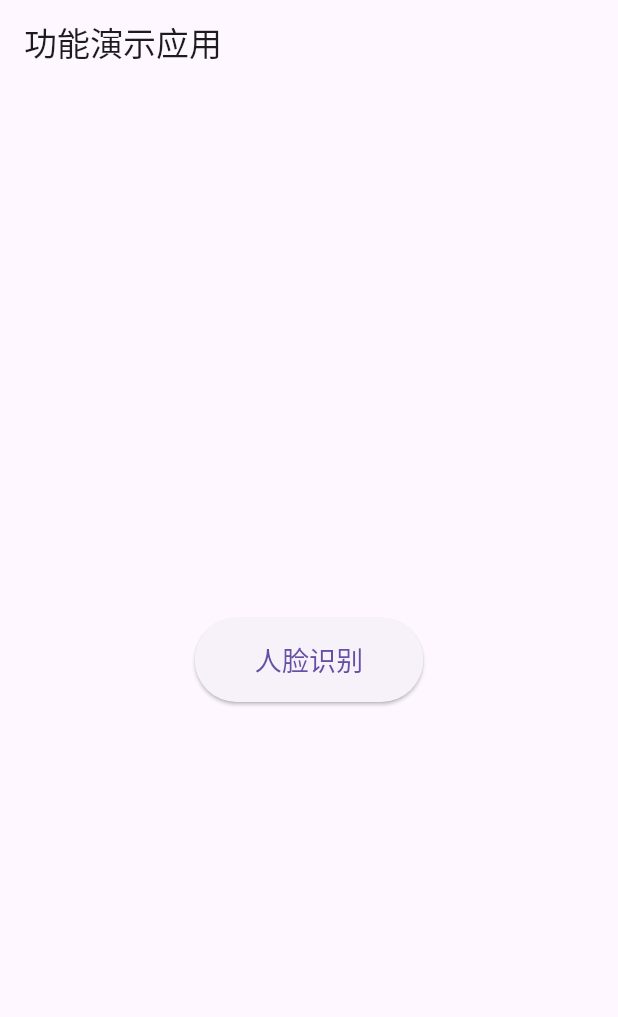
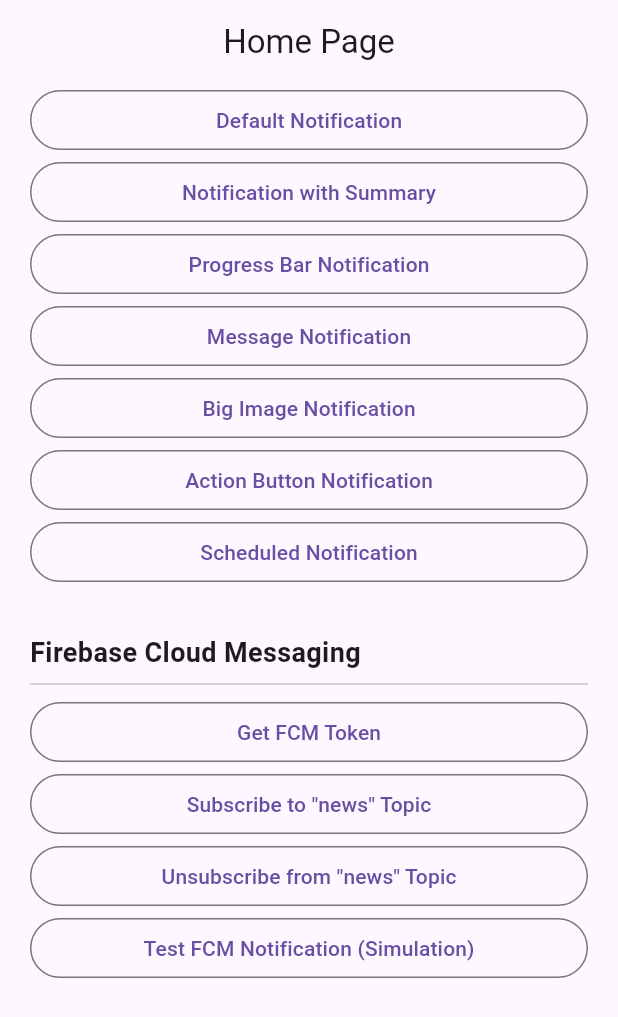
Before and after one commit to ecojust/flutter-demo, a Flutter app: the screen it shows after launch, on a phone screen of 412 x 824 dp. Shown: the top 1017 px of the screen. Run offline on Flutter 3.47's test engine with Material 3 defaults, Android fonts, the phone set to English and light mode, and no system bars; our stand-ins replace awesome_notifications, firebase_core; missing offline and left inert: awesome_notifications_fcm; accounts and stored records are empty.

Commit message:
feat(notifications): add notification and FCM services with UI integration
Implement Awesome Notifications and FCM services, including initialization, token handling, and notification creation. Add a new home screen with UI elements to test various notification types and FCM functionalities. Remove unused camera and permission handler dependencies and related code.

```diff
--- a/lib/main.dart
+++ b/lib/main.dart
@@ -1,206 +1,37 @@
 import 'package:flutter/material.dart';
-import 'package:camera/camera.dart';
-import 'package:permission_handler/permission_handler.dart';
+import 'package:flutter_githubaction/screens/home_screen.dart';
+import 'package:flutter_githubaction/screens/second_screen.dart';
+import 'package:flutter_githubaction/services/fcm_service.dart';
+import 'package:flutter_githubaction/services/notification_service.dart';
 
 void main() async {
   WidgetsFlutterBinding.ensureInitialized();
+
+  // Initialize local notifications
+  await NotificationService.initializeNotification();
+
+  // initialize FCM
+  await FcmService.initializeFCM();
+
   runApp(const MyApp());
 }
 
 class MyApp extends StatelessWidget {
-  const MyApp({Key? key}) : super(key: key);
+  const MyApp({super.key});
 
+  static GlobalKey<NavigatorState> navigatorKey = GlobalKey<NavigatorState>();
+
+  // This widget is the root of your application.
   @override
   Widget build(BuildContext context) {
     return MaterialApp(
-      title: 'Flutter Demo',
-      theme: ThemeData(
-        primarySwatch: Colors.blue,
-      ),
-      home: const MyHomePage(
-        title: '功能演示应用',
-      ),
+      title: 'Notification Demo',
+      routes: {
+        'home': (context) => const HomeScreen(),
+        'second': (context) => const SecondScreen(),
+      },
+      initialRoute: 'home',
+      navigatorKey: navigatorKey,
     );
   }
 }
-
-class MyHomePage extends StatefulWidget {
-  const MyHomePage({
-    Key? key,
-    required this.title,
-  }) : super(key: key);
-
-  final String title;
-
-  @override
-  State<MyHomePage> createState() => _MyHomePageState();
-}
-
-class _MyHomePageState extends State<MyHomePage> {
-  CameraController? _cameraController;
-  bool _isCameraInitialized = false;
-
-  @override
-  void dispose() {
-    _cameraController?.dispose();
-    super.dispose();
-  }
-
-  // 初始化相机
-  Future<void> _initializeCamera() async {
-    final cameras = await availableCameras();
-    if (cameras.isEmpty) {
-      ScaffoldMessenger.of(context).showSnackBar(
-        const SnackBar(content: Text('没有可用的相机')),
-      );
-      return;
-    }
-
-    // 使用前置摄像头进行人脸识别
-    final frontCamera = cameras.firstWhere(
-      (camera) => camera.lensDirection == CameraLensDirection.front,
-      orElse: () => cameras.first,
-    );
-
-    _cameraController = CameraController(
-      frontCamera,
-      ResolutionPreset.medium,
-    );
-
-    try {
-      await _cameraController!.initialize();
-      setState(() {
-        _isCameraInitialized = true;
-      });
-    } catch (e) {
-      ScaffoldMessenger.of(context).showSnackBar(
-        SnackBar(content: Text('相机初始化失败: $e')),
-      );
-    }
-  }
-
-  // 人脸识别功能
-  Future<void> _startFaceRecognition() async {
-    // 请求相机权限
-    final status = await Permission.camera.request();
-    if (status.isGranted) {
-      await _initializeCamera();
-      if (_isCameraInitialized) {
-        // 打开人脸识别页面
-        Navigator.of(context).push(
-          MaterialPageRoute(
-            builder: (context) => FaceRecognitionScreen(
-              cameraController: _cameraController!,
-            ),
-          ),
-        );
-      }
-    } else {
-      ScaffoldMessenger.of(context).showSnackBar(
-        const SnackBar(content: Text('需要相机权限才能进行人脸识别')),
-      );
-    }
-  }
-
-  @override
-  Widget build(BuildContext context) {
-    return Scaffold(
-      appBar: AppBar(
-        title: Text(widget.title),
-      ),
-      body: Center(
-        child: Column(
-          mainAxisAlignment: MainAxisAlignment.center,
-          children: <Widget>[
-            ElevatedButton(
-              onPressed: _startFaceRecognition,
-              style: ElevatedButton.styleFrom(
-                padding: const EdgeInsets.symmetric(horizontal: 40, vertical: 15),
-              ),
-              child: const Text('人脸识别', style: TextStyle(fontSize: 18)),
-            ),
-          ],
-        ),
-      ),
-    );
-  }
-}
-
-// 人脸识别页面
-class FaceRecognitionScreen extends StatefulWidget {
-  final CameraController cameraController;
-
-  const FaceRecognitionScreen({
-    Key? key,
-    required this.cameraController,
-  }) : super(key: key);
-
-  @override
-  State<FaceRecognitionScreen> createState() => _FaceRecognitionScreenState();
-}
-
-class _FaceRecognitionScreenState extends State<FaceRecognitionScreen> {
-  bool _isDetecting = false;
-
-  @override
-  void initState() {
-    super.initState();
-    _startDetection();
-  }
-
-  Future<void> _startDetection() async {
-    setState(() {
-      _isDetecting = true;
-    });
-
-    // 这里是模拟人脸识别过程
-    // 实际应用中，您需要集成专门的人脸识别库
-    await Future.delayed(const Duration(seconds: 3));
-
-    if (mounted) {
-      setState(() {
-        _isDetecting = false;
-      });
-
-      // 模拟识别成功
-      ScaffoldMessenger.of(context).showSnackBar(
-        const SnackBar(content: Text('人脸识别成功')),
-      );
-
-      // 延迟返回
-      Future.delayed(const Duration(seconds: 1), () {
-        if (mounted) {
-          Navigator.of(context).pop();
-        }
-      });
-    }
-  }
-
-  @override
-  Widget build(BuildContext context) {
-    return Scaffold(
-      appBar: AppBar(
-        title: const Text('人脸识别'),
-      ),
-      body: Column(
-        children: [
-          Expanded(
-            child: CameraPreview(widget.cameraController),
-          ),
-          Container(
-            padding: const EdgeInsets.all(20),
-            child: _isDetecting
-                ? const Column(
-                    children: [
-                      CircularProgressIndicator(),
-                      SizedBox(height: 10),
-                      Text('正在进行人脸识别，请保持面部在屏幕中央'),
-                    ],
-                  )
-                : const Text('识别完成'),
-          ),
-        ],
-      ),
-    );
-  }
-}
--- /dev/null
+++ b/lib/screens/home_screen.dart
@@ -0,0 +1,211 @@
+import 'package:awesome_notifications/awesome_notifications.dart';
+import 'package:flutter/material.dart';
+import 'package:flutter_githubaction/services/fcm_service.dart';
+import 'package:flutter_githubaction/services/notification_service.dart';
+
+class HomeScreen extends StatelessWidget {
+  const HomeScreen({super.key});
+
+  @override
+  Widget build(BuildContext context) {
+    return Scaffold(
+      appBar: AppBar(title: const Text('Home Page'), centerTitle: true),
+      body: ListView(
+        padding: const EdgeInsets.symmetric(horizontal: 20),
+        children: [
+          // DEFAULT NOTIFICATION
+          OutlinedButton(
+            onPressed: () async {
+              await NotificationService.createNotification(
+                id: 1,
+                title: 'Default Notification',
+                body: 'This is the body of the notification',
+                summary: 'Small summary',
+              );
+            },
+            child: const Text('Default Notification'),
+          ),
+
+          // NOTIFICATION WITH SUMMARY
+          OutlinedButton(
+            onPressed: () async {
+              await NotificationService.createNotification(
+                id: 2,
+                title: 'Notification with Summary',
+                body: 'This is the body of the notification',
+                summary: 'Small summary',
+                notificationLayout: NotificationLayout.Inbox,
+              );
+            },
+            child: const Text("Notification with Summary"),
+          ),
+
+          // PROGRESS BAR NOTIFICATION
+          OutlinedButton(
+            onPressed: () async {
+              await NotificationService.createNotification(
+                id: 3,
+                title: 'Progress Bar Notification',
+                body: 'This is the body of the notification',
+                summary: 'Small summary',
+                notificationLayout: NotificationLayout.ProgressBar,
+              );
+            },
+            child: const Text('Progress Bar Notification'),
+          ),
+
+          // MESSAGE NOTIFICATION
+          OutlinedButton(
+            onPressed: () async {
+              await NotificationService.createNotification(
+                id: 4,
+                title: 'Message Notification',
+                body: 'This is the body of the notification',
+                summary: 'Small summary',
+                notificationLayout: NotificationLayout.Messaging,
+              );
+            },
+            child: const Text('Message Notification'),
+          ),
+
+          // BIG PICTURE NOTIFICATION
+          OutlinedButton(
+            onPressed: () async {
+              await NotificationService.createNotification(
+                id: 5,
+                title: 'Big Image Notification',
+                body: 'This is the body of the notification',
+                summary: 'Small summary',
+                notificationLayout: NotificationLayout.BigPicture,
+                bigPicture: 'https://picsum.photos/300/200',
+              );
+            },
+            child: const Text('Big Image Notification'),
+          ),
+
+          // ACTION BUTTON NOTIFICATION
+          OutlinedButton(
+            onPressed: () async {
+              await NotificationService.createNotification(
+                id: 6,
+                title: 'Action Button Notification',
+                body: 'This is the body of the notification',
+                payload: {'navigate': 'true'},
+                actionButtons: [
+                  NotificationActionButton(
+                    key: 'action_button',
+                    label: 'Click me',
+                    actionType: ActionType.Default,
+                  ),
+                  NotificationActionButton(
+                    key: 'action_button',
+                    label: 'Click me',
+                    actionType: ActionType.Default,
+                  ),
+                  NotificationActionButton(
+                    key: 'action_button',
+                    label: 'Click me',
+                    actionType: ActionType.Default,
+                  ),
+                  NotificationActionButton(
+                    key: 'action_button',
+                    label: 'Click me',
+                    actionType: ActionType.Default,
+                  ),
+                ],
+              );
+            },
+            child: const Text('Action Button Notification'),
+          ),
+
+          // SCHEDULED NOTIFICATION
+          OutlinedButton(
+            onPressed: () async {
+              await NotificationService.createNotification(
+                id: 7,
+                title: 'Scheduled Notification',
+                body: 'This is the body of the notification',
+                scheduled: true,
+                interval: const Duration(seconds: 5),
+              );
+            },
+            child: const Text('Scheduled Notification'),
+          ),
+
+          const SizedBox(height: 30),
+          const Text(
+            'Firebase Cloud Messaging',
+            style: TextStyle(fontSize: 18, fontWeight: FontWeight.bold),
+          ),
+          const Divider(),
+
+          // GET FCM TOKEN
+          OutlinedButton(
+            onPressed: () async {
+              final token = await FcmService.requestFCMToken();
+              ScaffoldMessenger.of(context).showSnackBar(
+                SnackBar(
+                  content: Text('FCM Token: ${token.substring(0, 20)}...'),
+                  action: SnackBarAction(
+                    label: 'Copy',
+                    onPressed: () {
+                      // Copy to clipboard functionality could be added here
+                    },
+                  ),
+                ),
+              );
+            },
+            child: const Text('Get FCM Token'),
+          ),
+
+          // SUBSCRIBE TO TOPIC
+          OutlinedButton(
+            onPressed: () async {
+              final result = await FcmService.subscribeTopic('news');
+              ScaffoldMessenger.of(context).showSnackBar(
+                SnackBar(
+                  content: Text(
+                    result
+                        ? 'Successfully subscribed to "news" topic'
+                        : 'Failed to subscribe to topic',
+                  ),
+                ),
+              );
+            },
+            child: const Text('Subscribe to "news" Topic'),
+          ),
+
+          // UNSUBSCRIBE FROM TOPIC
+          OutlinedButton(
+            onPressed: () async {
+              final result = await FcmService.unsubscribeTopic('news');
+              ScaffoldMessenger.of(context).showSnackBar(
+                SnackBar(
+                  content: Text(
+                    result
+                        ? 'Successfully unsubscribed from "news" topic'
+                        : 'Failed to unsubscribe from topic',
+                  ),
+                ),
+              );
+            },
+            child: const Text('Unsubscribe from "news" Topic'),
+          ),
+
+          // SIMULATE FCM NOTIFICATION (JUST FOR TESTING)
+          OutlinedButton(
+            onPressed: () async {
+              await FcmService.processRemoteMessage(
+                title: 'Test FCM Notification',
+                body: 'This simulates a notification from Firebase',
+                image: 'https://picsum.photos/300/200',
+                payload: {'navigate': 'true'},
+              );
+            },
+            child: const Text('Test FCM Notification (Simulation)'),
+          ),
+        ],
+      ),
+    );
+  }
+}
--- /dev/null
+++ b/lib/services/fcm_service.dart
@@ -0,0 +1,116 @@
+import 'package:awesome_notifications/awesome_notifications.dart';
+import 'package:awesome_notifications_fcm/awesome_notifications_fcm.dart';
+import 'package:firebase_core/firebase_core.dart';
+import 'package:flutter/material.dart';
+import 'package:flutter_githubaction/services/notification_service.dart';
+
+class FcmService {
+  static final AwesomeNotificationsFcm _fcmPlugin = AwesomeNotificationsFcm();
+
+  static Future<void> initializeFCM() async {
+    // initialize Firebase
+    await Firebase.initializeApp();
+
+    // initialize FCM
+    await _fcmPlugin.initialize(
+      onFcmSilentDataHandle: _onFcmSilentDataHandle,
+      onFcmTokenHandle: _onFcmTokenHandle,
+      onNativeTokenHandle: _onNativeTokenHandle,
+      debug: true,
+    );
+
+    // get FCM Token
+    await requestFCMToken();
+  }
+
+  // Request FCM token for this device
+  static Future<String> requestFCMToken() async {
+    try {
+      String token = await _fcmPlugin.requestFirebaseAppToken();
+      debugPrint('FCM token: $token');
+      return token;
+    } catch (error) {
+      debugPrint('Error getting FCM token: $error');
+      return '';
+    }
+  }
+
+  // Subscribe to a specific topic
+  static Future<bool> subscribeTopic(String topic) async {
+    try {
+      await _fcmPlugin.subscribeToTopic(topic);
+      debugPrint('Subscribed to topic: $topic');
+      return true;
+    } catch (error) {
+      debugPrint('Error subscribing to topic: $error');
+      return false;
+    }
+  }
+
+  // Unsubscribe from a specific topic
+  static Future<bool> unsubscribeTopic(String topic) async {
+    try {
+      await _fcmPlugin.unsubscribeToTopic(topic);
+      debugPrint('Unsubscribed from topic: $topic');
+      return true;
+    } catch (error) {
+      debugPrint('Error unsubscribing from topic: $error');
+      return false;
+    }
+  }
+
+  // Handlers
+  // This method is called when a silent data message is received
+  static Future<void> _onFcmSilentDataHandle(FcmSilentData silentData) async {
+    debugPrint('FCM silent data received:');
+    debugPrint('${silentData.data}');
+
+    // You can handle background tasks here when a silent notification is received
+    // For example, sync data or perform other background work
+
+    if (silentData.createdLifeCycle == NotificationLifeCycle.Foreground) {
+      debugPrint('Silent notification received while app is in foreground');
+    } else {
+      debugPrint('Silent notification received while app is in background or terminated');
+    }
+  }
+
+  // This method is called when a new FCM token is received
+  static Future<void> _onFcmTokenHandle(String token) async {
+    debugPrint('FCM token received: $token');
+
+    // Here you can send the token to your server
+    // For example:
+    // await apiService.updateFcmToken(token);
+  }
+
+  // This method is called when a new native token is received
+  static Future<void> _onNativeTokenHandle(String token) async {
+    debugPrint('Native token received: $token');
+
+    // For Android, this is the same as the FCM token
+    // For iOS, this is the APNs token
+  }
+
+  // Process a push notification received from FCM
+  static Future<void> processRemoteMessage({
+    required String title,
+    required String body,
+    String? image,
+    Map<String, String>? payload,
+    bool scheduled = false,
+    Duration? interval,
+  }) async {
+    await NotificationService.createNotification(
+      id: DateTime.now().millisecondsSinceEpoch.remainder(100000),
+      title: title,
+      body: body,
+      bigPicture: image,
+      payload: payload,
+      notificationLayout:
+          image != null ? NotificationLayout.BigPicture : NotificationLayout.Default,
+      scheduled: scheduled,
+      interval: interval,
+    );
+  }
+}
--- /dev/null
+++ b/lib/services/notification_service.dart
@@ -0,0 +1,124 @@
+import 'package:awesome_notifications/awesome_notifications.dart';
+import 'package:flutter/material.dart';
+import 'package:flutter_githubaction/main.dart';
+import 'package:flutter_githubaction/screens/second_screen.dart';
+
+class NotificationService {
+  static Future<void> initializeNotification() async {
+    // Initialize Awesome Notifications
+    await AwesomeNotifications().initialize(
+      null,
+      [
+        NotificationChannel(
+          channelGroupKey: 'basic_channel_group',
+          channelKey: 'basic_channel',
+          channelName: 'Basic notifications',
+          channelDescription: 'Notification channel for basic tests',
+          defaultColor: const Color(0xFF9D50DD),
+          ledColor: Colors.white,
+          importance: NotificationImportance.Max,
+          channelShowBadge: true,
+          playSound: true,
+          criticalAlerts: true,
+        ),
+      ],
+      channelGroups: [
+        NotificationChannelGroup(
+          channelGroupKey: 'basic_channel_group',
+          channelGroupName: 'Basic notifications group',
+        ),
+      ],
+      debug: true,
+    );
+
+    // Request notification permissions
+    await AwesomeNotifications().isNotificationAllowed().then((isAllowed) {
+      if (!isAllowed) {
+        AwesomeNotifications().requestPermissionToSendNotifications();
+      }
+    });
+
+    // Set notification listeners
+    await AwesomeNotifications().setListeners(
+      onActionReceivedMethod: _onActionReceivedMethod,
+      onNotificationCreatedMethod: _onNotificationCreateMethod,
+      onNotificationDisplayedMethod: _onNotificationDisplayedMethod,
+      onDismissActionReceivedMethod: _onDismissActionReceivedMethod,
+    );
+  }
+
+  // Listeners
+  static Future<void> _onNotificationCreateMethod(
+    ReceivedNotification receivedNotification,
+  ) async {
+    debugPrint('Notification created: ${receivedNotification.title}');
+  }
+
+  static Future<void> _onNotificationDisplayedMethod(
+    ReceivedNotification receivedNotification,
+  ) async {
+    debugPrint('Notification displayed: ${receivedNotification.title}');
+  }
+
+  static Future<void> _onDismissActionReceivedMethod(
+    ReceivedNotification receivedNotification,
+  ) async {
+    debugPrint('Notification dismissed: ${receivedNotification.title}');
+  }
+
+  static Future<void> _onActionReceivedMethod(
+    ReceivedNotification receivedNotification,
+  ) async {
+    debugPrint('Notification action received');
+    final payload = receivedNotification.payload;
+    if (payload == null) return;
+    if (payload['navigate'] == 'true') {
+      debugPrint(MyApp.navigatorKey.currentContext.toString());
+      Navigator.push(
+        MyApp.navigatorKey.currentContext!,
+        MaterialPageRoute(builder: (_) => const SecondScreen()),
+      );
+    }
+  }
+
+  static Future<void> createNotification({
+    required final int id,
+    required final String title,
+    required final String body,
+    final String? summary,
+    final Map<String, String>? payload,
+    final ActionType actionType = ActionType.Default,
+    final NotificationLayout notificationLayout = NotificationLayout.Default,
+    final NotificationCategory? category,
+    final String? bigPicture,
+    final List<NotificationActionButton>? actionButtons,
+    final bool scheduled = false,
+    final Duration? interval,
+  }) async {
+    assert(!scheduled || (scheduled && interval != null));
+
+    await AwesomeNotifications().createNotification(
+      content: NotificationContent(
+        id: id,
+        channelKey: 'basic_channel',
+        title: title,
+        body: body,
+        actionType: actionType,
+        notificationLayout: notificationLayout,
+        summary: summary,
+        category: category,
+        payload: payload,
+        bigPicture: bigPicture,
+      ),
+      actionButtons: actionButtons,
+      schedule:
+          scheduled
+              ? NotificationInterval(
+                interval: interval,
+                timeZone: await AwesomeNotifications().getLocalTimeZoneIdentifier(),
+                preciseAlarm: true,
+              )
+              : null,
+    );
+  }
+}
```
Also changed, not shown: lib/screens/second_screen.dart (added, +26 -0 lines), pubspec.yaml (+4 -3 lines), 3 other files.
